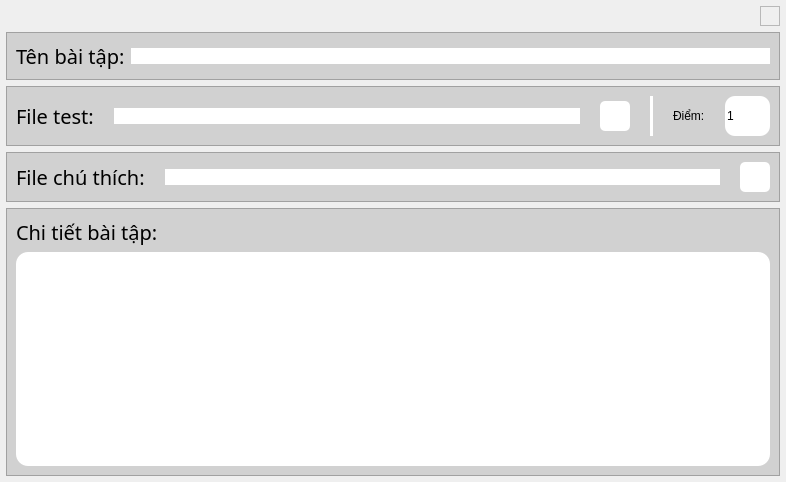
Before: the Qt Designer form UI_Files/edit_frame.ui in hoangm960/Astraea, drawn with Qt 5.
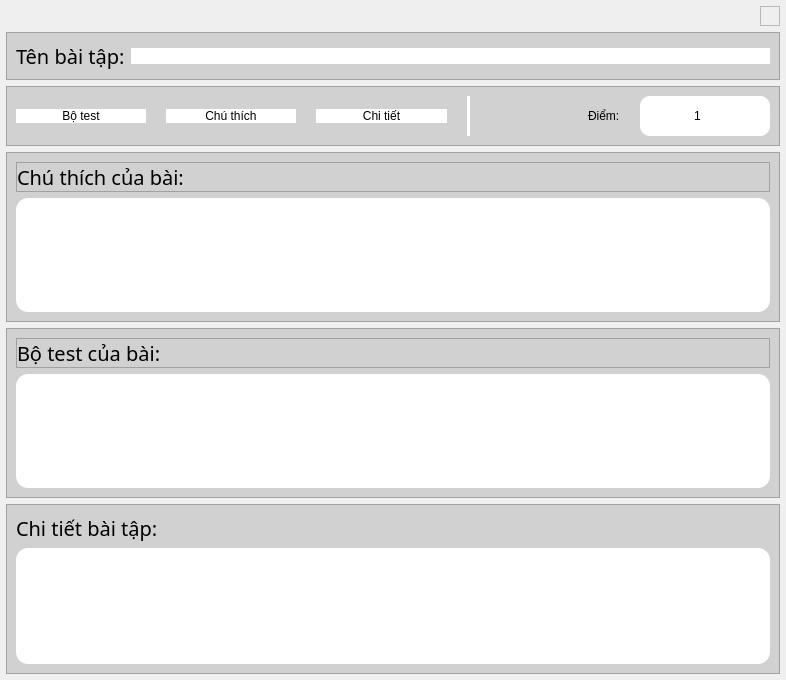
After: the same form once the commit is applied. Icons and pictures are not drawn.

What changed in the file:
```diff
--- a/UI_Files/edit_frame.ui
+++ b/UI_Files/edit_frame.ui
@@ -7,7 +7,7 @@
     <x>0</x>
     <y>0</y>
     <width>786</width>
-    <height>482</height>
+    <height>678</height>
    </rect>
   </property>
   <property name="minimumSize">
@@ -235,72 +235,50 @@
        <number>20</number>
       </property>
       <item>
-       <widget class="QLabel" name="test_file_label">
-        <property name="font">
-         <font>
-          <family>iCiel Effra</family>
-          <pointsize>15</pointsize>
-          <weight>50</weight>
-          <italic>false</italic>
-          <bold>false</bold>
-         </font>
+       <widget class="QPushButton" name="Test_btn">
+        <property name="styleSheet">
+         <string notr="true">QPushButton {
+	background-color: rgb(255, 255, 255);
+	border-radius: 12px;
+}
+QPushButton:hover {
+	background-color: rgba(255,255,255,150);
+}</string>
         </property>
         <property name="text">
-         <string>File test:</string>
+         <string>Bộ test</string>
         </property>
        </widget>
       </item>
       <item>
-       <widget class="QLineEdit" name="test_file_entry">
+       <widget class="QPushButton" name="Info_btn">
         <property name="styleSheet">
-         <string notr="true">background-color: rgb(255, 255, 255);
-border-radius: 12px;</string>
+         <string notr="true">QPushButton {
+	background-color: rgb(255, 255, 255);
+	border-radius: 12px;
+}
+QPushButton:hover {
+	background-color: rgba(255,255,255,150);
+}</string>
         </property>
-        <property name="alignment">
-         <set>Qt::AlignCenter</set>
+        <property name="text">
+         <string>Chú thích</string>
         </property>
        </widget>
       </item>
       <item>
-       <widget class="QPushButton" name="test_file_btn">
-        <property name="minimumSize">
-         <size>
-          <width>30</width>
-          <height>30</height>
-         </size>
-        </property>
-        <property name="maximumSize">
-         <size>
-          <width>30</width>
-          <height>30</height>
-         </size>
-        </property>
+       <widget class="QPushButton" name="Info_btn_2">
         <property name="styleSheet">
          <string notr="true">QPushButton {
 	background-color: rgb(255, 255, 255);
-	border-radius: 5px;
+	border-radius: 12px;
 }
-
 QPushButton:hover {
-	background-color: rgba(255, 255, 255, 150);
-}
-
-QPushButton:pressed {
-	background-color: rgba(0, 0, 0, 50);
+	background-color: rgba(255,255,255,150);
 }</string>
         </property>
         <property name="text">
-         <string/>
-        </property>
-        <property name="icon">
-         <iconset resource="Resources.qrc">
-          <normaloff>:/images/icons/folder_open.png</normaloff>:/images/icons/folder_open.png</iconset>
-        </property>
-        <property name="iconSize">
-         <size>
-          <width>28</width>
-          <height>28</height>
-         </size>
+         <string>Chi tiết</string>
         </property>
        </widget>
       </item>
@@ -315,7 +293,7 @@
         </property>
        </widget>
       </item>
-      <item>
+      <item alignment="Qt::AlignRight">
        <widget class="QLabel" name="label">
         <property name="text">
          <string>Điểm:</string>
@@ -339,6 +317,9 @@
         <property name="styleSheet">
          <string notr="true"/>
         </property>
+        <property name="alignment">
+         <set>Qt::AlignCenter</set>
+        </property>
         <property name="minimum">
          <number>1</number>
         </property>
@@ -357,54 +338,21 @@
     </widget>
    </item>
    <item>
-    <widget class="QFrame" name="info_file_frame">
+    <widget class="QFrame" name="Info_Frame">
+     <property name="minimumSize">
+      <size>
+       <width>0</width>
+       <height>170</height>
+      </size>
+     </property>
+     <property name="sizeIncrement">
+      <size>
+       <width>0</width>
+       <height>0</height>
+      </size>
+     </property>
      <property name="styleSheet">
-      <string notr="true">QFrame {
-	background-color: rgb(209, 209, 209);
-}
-
-QSpinBox {
-	border-radius: 10px;
-	color: rgb(0, 0, 0);
-	background-color: rgb(255, 255, 255);
-}
-QSpinBox::up-button {
-	background-color: rgb(255, 255, 255);
-	border-radius: 5px;
-}
-
-QSpinBox::up-button:hover {
-	background-color: rgb(223, 223, 223);
-}
-
-QSpinBox::up-button:pressed {
-	background-color: rgb(207, 207, 207);
-}
-
-QSpinBox::down-button {
-	background-color: rgb(255, 255, 255);
-	border-radius: 5px;
-}
-
-QSpinBox::down-button:hover {
-	background-color: rgb(223, 223, 223);
-}
-
-QSpinBox::down-button:pressed {
-	background-color: rgb(207, 207, 207);
-}
-
-QSpinBox::up-arrow {
-	image: url(:/images/icons/plus.png);
-    width: 10px;
-    height: 20px;
-}
-
-QSpinBox::down-arrow {
-	image: url(:/images/icons/minus.png);
-    width: 10px;
-    height: 20px;
-}</string>
+      <string notr="true">background-color: rgb(209, 209, 209);</string>
      </property>
      <property name="frameShape">
       <enum>QFrame::StyledPanel</enum>
@@ -412,77 +360,139 @@
      <property name="frameShadow">
       <enum>QFrame::Raised</enum>
      </property>
-     <layout class="QHBoxLayout" name="horizontalLayout_9">
-      <property name="spacing">
-       <number>20</number>
-      </property>
+     <layout class="QVBoxLayout" name="verticalLayout_6">
       <item>
-       <widget class="QLabel" name="info_file_label">
-        <property name="font">
-         <font>
-          <family>iCiel Effra</family>
-          <pointsize>15</pointsize>
-          <weight>50</weight>
-          <italic>false</italic>
-          <bold>false</bold>
-         </font>
+       <widget class="QFrame" name="frame_2">
+        <property name="frameShape">
+         <enum>QFrame::StyledPanel</enum>
         </property>
-        <property name="text">
-         <string>File chú thích:</string>
+        <property name="frameShadow">
+         <enum>QFrame::Raised</enum>
         </property>
+        <layout class="QHBoxLayout" name="horizontalLayout_4">
+         <property name="spacing">
+          <number>0</number>
+         </property>
+         <property name="leftMargin">
+          <number>0</number>
+         </property>
+         <property name="topMargin">
+          <number>0</number>
+         </property>
+         <property name="rightMargin">
+          <number>0</number>
+         </property>
+         <property name="bottomMargin">
+          <number>0</number>
+         </property>
+         <item>
+          <widget class="QLabel" name="Info_label">
+           <property name="font">
+            <font>
+             <family>iCiel Effra</family>
+             <pointsize>15</pointsize>
+             <weight>50</weight>
+             <italic>false</italic>
+             <bold>false</bold>
+            </font>
+           </property>
+           <property name="text">
+            <string>Chú thích của bài:</string>
+           </property>
+          </widget>
+         </item>
+        </layout>
        </widget>
       </item>
       <item>
-       <widget class="QLineEdit" name="info_file_entry">
+       <widget class="QTextEdit" name="Info">
         <property name="styleSheet">
          <string notr="true">background-color: rgb(255, 255, 255);
 border-radius: 12px;</string>
         </property>
-        <property name="alignment">
-         <set>Qt::AlignCenter</set>
+        <property name="horizontalScrollBarPolicy">
+         <enum>Qt::ScrollBarAlwaysOff</enum>
         </property>
        </widget>
       </item>
+     </layout>
+    </widget>
+   </item>
+   <item>
+    <widget class="QFrame" name="Test_Frame">
+     <property name="minimumSize">
+      <size>
+       <width>0</width>
+       <height>170</height>
+      </size>
+     </property>
+     <property name="sizeIncrement">
+      <size>
+       <width>0</width>
+       <height>0</height>
+      </size>
+     </property>
+     <property name="styleSheet">
+      <string notr="true">background-color: rgb(209, 209, 209);</string>
+     </property>
+     <property name="frameShape">
+      <enum>QFrame::StyledPanel</enum>
+     </property>
+     <property name="frameShadow">
+      <enum>QFrame::Raised</enum>
+     </property>
+     <layout class="QVBoxLayout" name="verticalLayout_4">
       <item>
-       <widget class="QPushButton" name="info_file_btn">
-        <property name="minimumSize">
-         <size>
-          <width>30</width>
-          <height>30</height>
-         </size>
+       <widget class="QFrame" name="frame">
+        <property name="frameShape">
+         <enum>QFrame::StyledPanel</enum>
         </property>
-        <property name="maximumSize">
-         <size>
-          <width>30</width>
-          <height>30</height>
-         </size>
+        <property name="frameShadow">
+         <enum>QFrame::Raised</enum>
         </property>
+        <layout class="QHBoxLayout" name="horizontalLayout_2">
+         <property name="spacing">
+          <number>0</number>
+         </property>
+         <property name="leftMargin">
+          <number>0</number>
+         </property>
+         <property name="topMargin">
+          <number>0</number>
+         </property>
+         <property name="rightMargin">
+          <number>0</number>
+         </property>
+         <property name="bottomMargin">
+          <number>0</number>
+         </property>
+         <item>
+          <widget class="QLabel" name="Test_label">
+           <property name="font">
+            <font>
+             <family>iCiel Effra</family>
+             <pointsize>15</pointsize>
+             <weight>50</weight>
+             <italic>false</italic>
+             <bold>false</bold>
+            </font>
+           </property>
+           <property name="text">
+            <string>Bộ test của bài:</string>
+           </property>
+          </widget>
+         </item>
+        </layout>
+       </widget>
+      </item>
+      <item>
+       <widget class="QTextEdit" name="Test">
         <property name="styleSheet">
-         <string notr="true">QPushButton {
-	background-color: rgb(255, 255, 255);
-	border-radius: 5px;
-}
-
-QPushButton:hover {
-	background-color: rgba(255, 255, 255, 150);
-}
-
-QPushButton:pressed {
-	background-color: rgba(0, 0, 0, 50);
-}</string>
+         <string notr="true">background-color: rgb(255, 255, 255);
+border-radius: 12px;</string>
         </property>
-        <property name="text">
-         <string/>
-        </property>
-        <property name="icon">
-         <iconset resource="Resources.qrc">
-          <normaloff>:/images/icons/folder_open.png</normaloff>:/images/icons/folder_open.png</iconset>
-        </property>
-        <property name="iconSize">
-         <size>
-          <width>28</width>
-          <height>28</height>
-         </size>
+        <property name="horizontalScrollBarPolicy">
+         <enum>Qt::ScrollBarAlwaysOff</enum>
         </property>
        </widget>
       </item>
```
Left out of the diff: 147 changed lines with no effect on the pictures.
